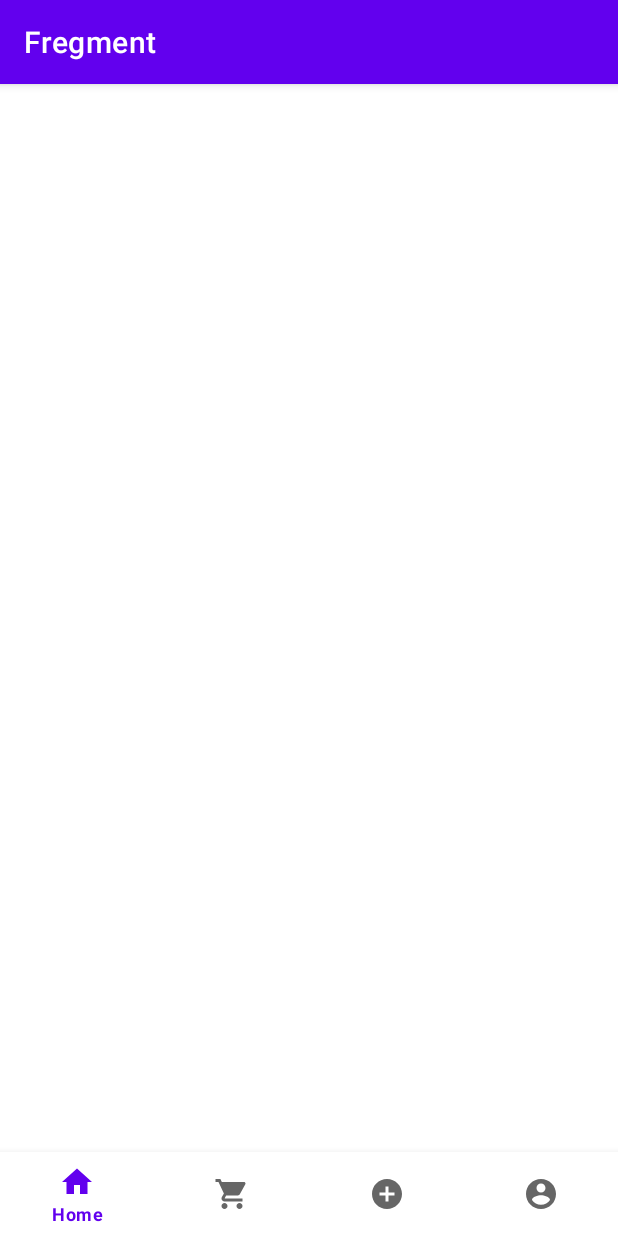
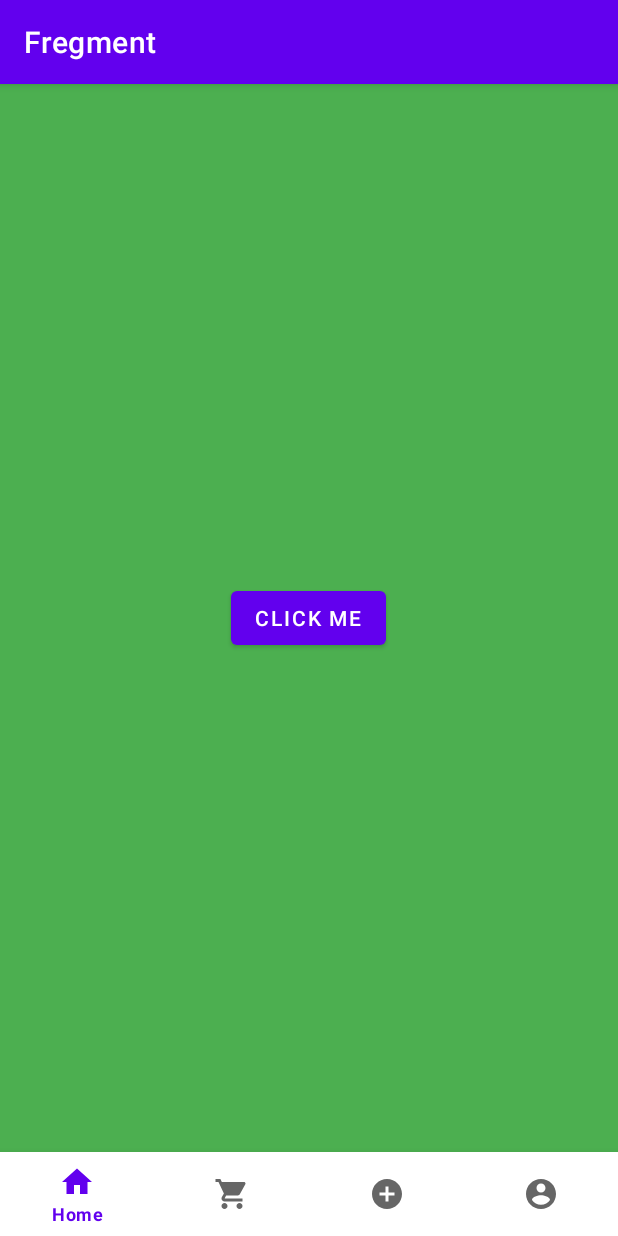
Before and after one commit to zobayerdev/Fregment, an Android app: the screen it shows after launch (MainActivity), on a phone screen of 412 x 824 dp. Run offline under Robolectric (Android 15) with nearby library versions, the phone set to English and light mode, and no system bars.

Commit message:
Fragment Added !!!

```diff
--- a/app/build.gradle
+++ b/app/build.gradle
@@ -33,6 +33,7 @@ dependencies {
     implementation 'androidx.appcompat:appcompat:1.3.1'
     implementation 'com.google.android.material:material:1.4.0'
     implementation 'androidx.constraintlayout:constraintlayout:2.1.1'
+    implementation 'androidx.legacy:legacy-support-v4:1.0.0'
     testImplementation 'junit:junit:4.+'
     androidTestImplementation 'androidx.test.ext:junit:1.1.3'
     androidTestImplementation 'androidx.test.espresso:espresso-core:3.4.0'
--- a/app/src/main/AndroidManifest.xml
+++ b/app/src/main/AndroidManifest.xml
@@ -9,6 +9,9 @@
         android:roundIcon="@mipmap/ic_launcher_round"
         android:supportsRtl="true"
         android:theme="@style/Theme.Fregment">
+        <activity
+            android:name=".MainActivity2"
+            android:exported="true" />
         <activity android:name=".MainActivity">
             <intent-filter>
                 <action android:name="android.intent.action.MAIN" />
--- /dev/null
+++ b/app/src/main/java/com/example/fregment/HomeFragment.java
@@ -0,0 +1,42 @@
+package com.example.fregment;
+
+import android.content.Intent;
+import android.os.Bundle;
+
+import androidx.fragment.app.Fragment;
+
+import android.view.LayoutInflater;
+import android.view.View;
+import android.view.ViewGroup;
+import android.widget.Button;
+import android.widget.Toast;
+
+public class HomeFragment extends Fragment {
+
+    public HomeFragment() {
+        // Required empty public constructor
+    }
+
+    @Override
+    public View onCreateView(LayoutInflater inflater, ViewGroup container,
+                             Bundle savedInstanceState) {
+        // Inflate the layout for this fragment
+        View view = inflater.inflate(R.layout.fragment_home, container, false);
+
+
+        Button button = view.findViewById(R.id.clickBTN);
+
+        button.setOnClickListener(new View.OnClickListener() {
+            @Override
+            public void onClick(View v) {
+
+                Intent intent = new Intent(getActivity(),MainActivity2.class);
+                startActivity(intent);
+
+            }
+        });
+
+
+        return view;
+    }
+}
--- a/app/src/main/java/com/example/fregment/MainActivity.java
+++ b/app/src/main/java/com/example/fregment/MainActivity.java
@@ -2,6 +2,9 @@ package com.example.fregment;
 
 import androidx.annotation.NonNull;
 import androidx.appcompat.app.AppCompatActivity;
+import androidx.fragment.app.Fragment;
+import androidx.fragment.app.FragmentManager;
+import androidx.fragment.app.FragmentTransaction;
 
 import android.os.Bundle;
 import android.view.MenuItem;
@@ -13,12 +16,16 @@ public class MainActivity extends AppCompatActivity {
 
     BottomNavigationView bottomNavigationView;
 
+
+
     @Override
     protected void onCreate(Bundle savedInstanceState) {
         super.onCreate(savedInstanceState);
         setContentView(R.layout.activity_main);
 
         bottomNavigationView = findViewById(R.id.bottomNavigationView);
+
+        replaceFragment(new HomeFragment());
 
         bottomNavigationView.setOnNavigationItemSelectedListener(new BottomNavigationView.OnNavigationItemSelectedListener() {
             @Override
@@ -27,16 +34,16 @@ public class MainActivity extends AppCompatActivity {
                 switch (item.getItemId()){
 
                     case R.id.nav_home:
-                        Toast.makeText(MainActivity.this, "Home Clicked", Toast.LENGTH_SHORT).show();
+                        replaceFragment(new HomeFragment());
                         break;
                     case R.id.nav_cart:
-                        Toast.makeText(MainActivity.this, "Cart Clicked", Toast.LENGTH_SHORT).show();
+                        replaceFragment(new CartFragment());
                         break;
                     case R.id.nav_add:
-                        Toast.makeText(MainActivity.this, "Add Clicked", Toast.LENGTH_SHORT).show();
+                        replaceFragment(new AddFragment());
                         break;
                     case R.id.nav_account:
-                        Toast.makeText(MainActivity.this, "Account Clicked", Toast.LENGTH_SHORT).show();
+                        replaceFragment(new AccountFragment());
                         break;
                 }
 
@@ -44,4 +51,11 @@ public class MainActivity extends AppCompatActivity {
             }
         });
     }
+
+    private void replaceFragment(Fragment fragment) {
+
+        FragmentTransaction fragmentTransaction = getSupportFragmentManager().beginTransaction();
+        fragmentTransaction.replace(R.id.frameLayout,fragment);
+        fragmentTransaction.commit();
+    }
 }
--- /dev/null
+++ b/app/src/main/res/layout/fragment_home.xml
@@ -0,0 +1,16 @@
+<?xml version="1.0" encoding="utf-8"?>
+<LinearLayout xmlns:android="http://schemas.android.com/apk/res/android"
+    xmlns:tools="http://schemas.android.com/tools"
+    android:layout_width="match_parent"
+    android:layout_height="match_parent"
+    android:background="#4CAF50"
+    android:gravity="center"
+    tools:context=".HomeFragment">
+
+   <Button
+       android:id="@+id/clickBTN"
+       android:layout_width="wrap_content"
+       android:layout_height="wrap_content"
+       android:text="Click Me"/>
+
+</LinearLayout>
--- a/app/src/main/res/values/strings.xml
+++ b/app/src/main/res/values/strings.xml
@@ -1,3 +1,5 @@
 <resources>
     <string name="app_name">Fregment</string>
+    <!-- TODO: Remove or change this placeholder text -->
+    <string name="hello_blank_fragment">Hello blank fragment</string>
 </resources>
```
Also changed, not shown: app/src/main/java/com/example/fregment/AccountFragment.java (added, +64 -0 lines), app/src/main/java/com/example/fregment/AddFragment.java (added, +64 -0 lines), app/src/main/java/com/example/fregment/CartFragment.java (added, +64 -0 lines), app/src/main/java/com/example/fregment/MainActivity2.java (added, +14 -0 lines), app/src/main/res/layout/activity_main2.xml (added, +9 -0 lines), app/src/main/res/layout/fragment_account.xml (added, +15 -0 lines), app/src/main/res/layout/fragment_add.xml (added, +15 -0 lines), app/src/main/res/layout/fragment_cart.xml (added, +15 -0 lines).
